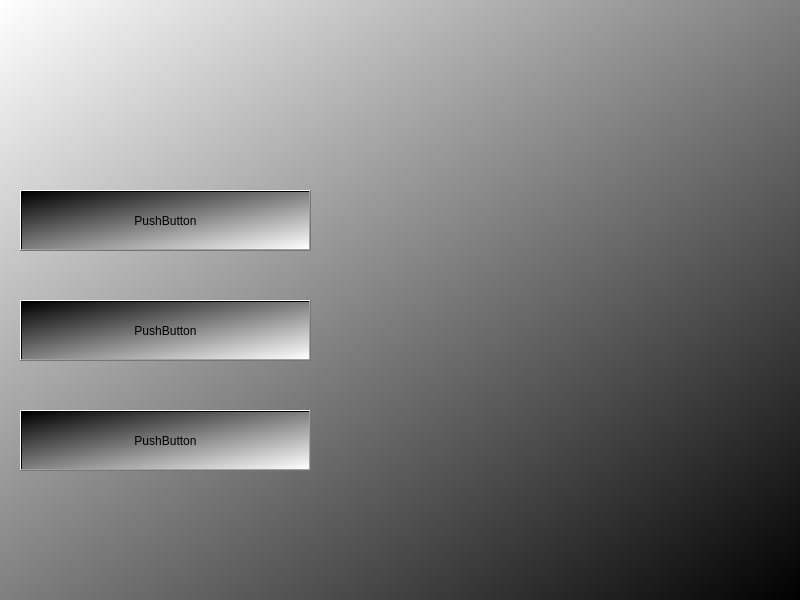
Old version of the form MS_lab1/MS/osnovmenu.ui in the repository Spon6e/prikolApp.
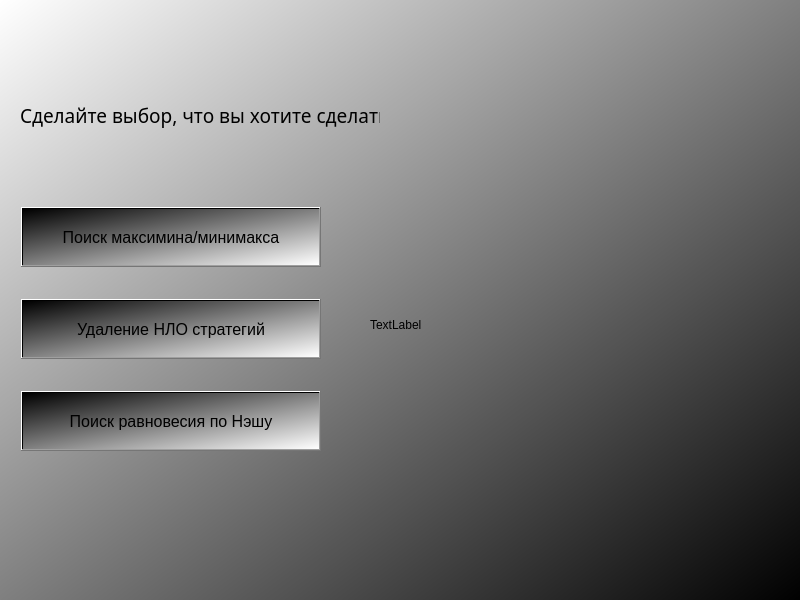
New version of the form.

Commit message: Сделал поиск максмином

Patch:
```diff
--- a/MS_lab1/MS/osnovmenu.ui
+++ b/MS_lab1/MS/osnovmenu.ui
@@ -10,6 +10,30 @@
     <height>600</height>
    </rect>
   </property>
+  <property name="sizePolicy">
+   <sizepolicy hsizetype="Preferred" vsizetype="Preferred">
+    <horstretch>80</horstretch>
+    <verstretch>0</verstretch>
+   </sizepolicy>
+  </property>
+  <property name="minimumSize">
+   <size>
+    <width>800</width>
+    <height>600</height>
+   </size>
+  </property>
+  <property name="maximumSize">
+   <size>
+    <width>800</width>
+    <height>600</height>
+   </size>
+  </property>
+  <property name="sizeIncrement">
+   <size>
+    <width>0</width>
+    <height>0</height>
+   </size>
+  </property>
   <property name="windowTitle">
    <string>OsnovMenu</string>
   </property>
@@ -23,49 +47,144 @@
    <widget class="QPushButton" name="pushButton">
     <property name="geometry">
      <rect>
-      <x>20</x>
-      <y>300</y>
-      <width>291</width>
-      <height>61</height>
+      <x>21</x>
+      <y>391</y>
+      <width>300</width>
+      <height>60</height>
      </rect>
     </property>
+    <property name="minimumSize">
+     <size>
+      <width>0</width>
+      <height>60</height>
+     </size>
+    </property>
+    <property name="font">
+     <font>
+      <pointsize>12</pointsize>
+     </font>
+    </property>
     <property name="styleSheet">
-     <string notr="true">background-color: qlineargradient(spread:pad, x1:0, y1:0, x2:1, y2:1, stop:0 rgba(0, 0, 0, 255), stop:1 rgba(255, 255, 255, 255));</string>
+     <string notr="true">background-color: qlineargradient(spread:pad, x1:0, y1:0, x2:1, y2:1, stop:0 rgba(0, 0, 0, 255), stop:1 rgba(255, 255, 255, 255));
+color: rgb(0, 0, 0);</string>
     </property>
     <property name="text">
-     <string>PushButton</string>
+     <string>Поиск равновесия по Нэшу</string>
     </property>
    </widget>
    <widget class="QPushButton" name="pushButton_2">
     <property name="geometry">
      <rect>
-      <x>20</x>
-      <y>190</y>
-      <width>291</width>
-      <height>61</height>
+      <x>21</x>
+      <y>207</y>
+      <width>300</width>
+      <height>60</height>
      </rect>
     </property>
+    <property name="minimumSize">
+     <size>
+      <width>0</width>
+      <height>60</height>
+     </size>
+    </property>
+    <property name="font">
+     <font>
+      <pointsize>12</pointsize>
+     </font>
+    </property>
     <property name="styleSheet">
-     <string notr="true">background-color: qlineargradient(spread:pad, x1:0, y1:0, x2:1, y2:1, stop:0 rgba(0, 0, 0, 255), stop:1 rgba(255, 255, 255, 255));</string>
+     <string notr="true">border-color: transparent;
+color: rgb(0, 0, 0);
+background-color: qlineargradient(spread:pad, x1:0, y1:0, x2:1, y2:1, stop:0 rgba(0, 0, 0, 255), stop:1 rgba(255, 255, 255, 255));</string>
     </property>
     <property name="text">
-     <string>PushButton</string>
+     <string>Поиск максимина/минимакса</string>
     </property>
    </widget>
    <widget class="QPushButton" name="pushButton_3">
     <property name="geometry">
      <rect>
+      <x>21</x>
+      <y>299</y>
+      <width>300</width>
+      <height>60</height>
+     </rect>
+    </property>
+    <property name="minimumSize">
+     <size>
+      <width>0</width>
+      <height>60</height>
+     </size>
+    </property>
+    <property name="font">
+     <font>
+      <pointsize>12</pointsize>
+     </font>
+    </property>
+    <property name="styleSheet">
+     <string notr="true">background-color: qlineargradient(spread:pad, x1:0, y1:0, x2:1, y2:1, stop:0 rgba(0, 0, 0, 255), stop:1 rgba(255, 255, 255, 255));
+color: rgb(0, 0, 0);</string>
+    </property>
+    <property name="text">
+     <string>Удаление НЛО стратегий</string>
+    </property>
+   </widget>
+   <widget class="QLabel" name="Texting">
+    <property name="geometry">
+     <rect>
       <x>20</x>
-      <y>410</y>
-      <width>291</width>
-      <height>61</height>
+      <y>90</y>
+      <width>360</width>
+      <height>51</height>
      </rect>
     </property>
+    <property name="font">
+     <font>
+      <family>Papyrus</family>
+      <pointsize>14</pointsize>
+      <bold>false</bold>
+     </font>
+    </property>
+    <property name="autoFillBackground">
+     <bool>false</bool>
+    </property>
     <property name="styleSheet">
-     <string notr="true">background-color: qlineargradient(spread:pad, x1:0, y1:0, x2:1, y2:1, stop:0 rgba(0, 0, 0, 255), stop:1 rgba(255, 255, 255, 255));</string>
+     <string notr="true">background-color: transparent;
+color: qlineargradient(spread:pad, x1:0, y1:0, x2:1, y2:1, stop:0 rgba(0, 0, 0, 255), stop:1 rgba(255, 255, 255, 255));</string>
     </property>
     <property name="text">
-     <string>PushButton</string>
+     <string>Сделайте выбор, что вы хотите сделать</string>
+    </property>
+    <property name="textFormat">
+     <enum>Qt::TextFormat::RichText</enum>
+    </property>
+   </widget>
+   <widget class="QLabel" name="IM">
+    <property name="geometry">
+     <rect>
+      <x>370</x>
+      <y>200</y>
+      <width>400</width>
+      <height>250</height>
+     </rect>
+    </property>
+    <property name="minimumSize">
+     <size>
+      <width>400</width>
+      <height>250</height>
+     </size>
+    </property>
+    <property name="maximumSize">
+     <size>
+      <width>400</width>
+      <height>250</height>
+     </size>
+    </property>
+    <property name="styleSheet">
+     <string notr="true">background-color: transparent;</string>
+    </property>
+    <property name="text">
+     <string>TextLabel</string>
     </property>
    </widget>
   </widget>
```
Left out of the diff: 6 changed lines with no effect on the pictures. The commit also changes 66 other files.
